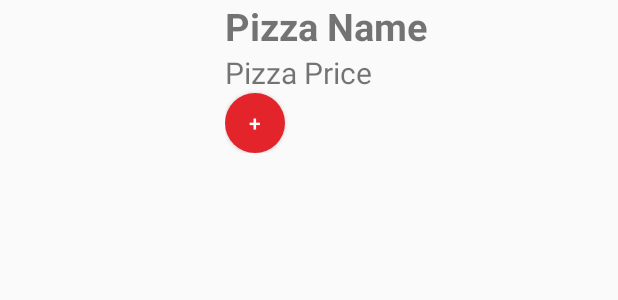
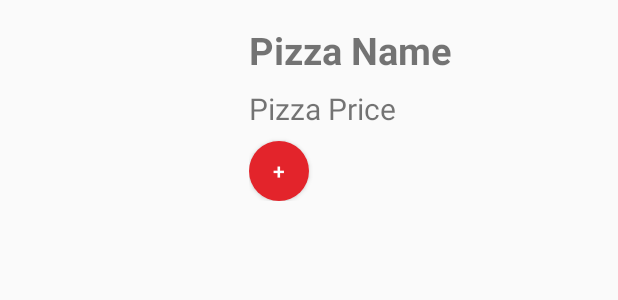
Before and after one commit to Despee2k/MOBDEV, an Android app: the layout pizza_layout.xml on its own in the app's theme, with its tools: preview values and no code run, on a phone screen of 412 x 824 dp. Shown: the top 300 px of the screen. Run offline under Robolectric (Android 15) with nearby library versions, the phone set to English and light mode, and no system bars.

Commit message:
feat: improve layout and UI design

```diff
--- a/app/src/main/java/usc/edu/ph/snatch/NewHomeActivity.java
+++ b/app/src/main/java/usc/edu/ph/snatch/NewHomeActivity.java
@@ -1,5 +1,6 @@
 package usc.edu.ph.snatch;
 
+import android.annotation.SuppressLint;
 import android.content.Intent;
 import android.os.Bundle;
 import android.view.View;
@@ -46,6 +47,7 @@ public class NewHomeActivity extends AppCompatActivity {
         initializeViews();
     }
 
+    @SuppressLint("SetTextI18n")
     private void initializeViews() {
         mySpinner = findViewById(R.id.mySpinner);
         mySpinner.setAdapter(
@@ -60,7 +62,7 @@ public class NewHomeActivity extends AppCompatActivity {
         username = findViewById(R.id.username);
         String user = getIntent().getStringExtra("username");
         if (user != null) {
-            username.setText(user);
+            username.setText("Hello, " + user);
         }
 
         // Initialize logout & checkout buttons
--- a/app/src/main/res/layout/pizza_layout.xml
+++ b/app/src/main/res/layout/pizza_layout.xml
@@ -17,7 +17,8 @@
         <LinearLayout
             android:layout_width="wrap_content"
             android:layout_height="wrap_content"
-            android:orientation="vertical" >
+            android:orientation="vertical"
+            android:padding="16dp">
 
             <TextView
                 android:layout_width="wrap_content"
@@ -25,14 +26,15 @@
                 android:id="@+id/pizzaName"
                 android:text="Pizza Name"
                 android:textStyle="bold"
-                android:textSize="25sp"/>
+                android:textSize="25sp" />
 
             <TextView
                 android:layout_width="wrap_content"
                 android:layout_height="wrap_content"
                 android:id="@+id/pizzaPrice"
                 android:text="Pizza Price"
-                android:textSize="20sp"/>
+                android:textSize="20sp"
+                android:layout_marginTop="8dp"/>
 
             <Button
                 android:id="@+id/foodBtn"
@@ -40,7 +42,8 @@
                 android:layout_height="40dp"
                 android:background="@drawable/inc_button"
                 android:text="+"
-                android:textColor="@color/white" />
+                android:textColor="@color/white"
+                android:layout_marginTop="8dp"/>
         </LinearLayout>
     </LinearLayout>
 
```
Also changed, not shown: app/src/main/java/usc/edu/ph/snatch/LoginPageActivity.java (+11 -1 lines), app/src/main/res/layout/activity_new_home2.xml (+7 -9 lines), build.gradle.kts (line endings or trailing spaces).
